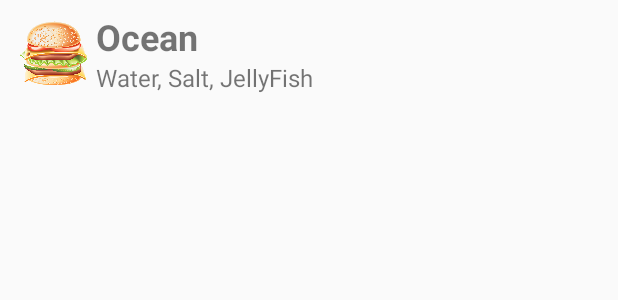
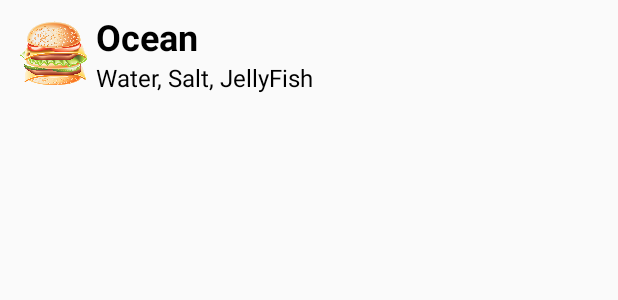
Before and after one commit to jswilder/Recipe, an Android app: the layout recipe_list_item.xml on its own in the app's theme, with its tools: preview values and no code run, on a phone screen of 412 x 824 dp. Shown: the top 300 px of the screen. Run offline under Robolectric (Android 15) with nearby library versions, the light colour scheme and no system bars.

Commit message:
ListView updates

```diff
--- a/app/src/main/res/layout/recipe_list_item.xml
+++ b/app/src/main/res/layout/recipe_list_item.xml
@@ -24,6 +24,8 @@
         android:id="@+id/Recipe_Name"
         android:textStyle="bold"
         android:layout_toRightOf="@+id/Recipe_Image"
+        android:text="Ocean"
+        android:textColor="@android:color/black"
         tools:text="Ocean"
         />
 
@@ -34,6 +36,8 @@
         android:textSize="16dp"
         android:layout_toRightOf="@+id/Recipe_Image"
         android:layout_below="@+id/Recipe_Name"
+        android:textColor="@android:color/black"
+        android:text="Water, salt"
         tools:text="Water, Salt, JellyFish"
         />
 
```
Also changed, not shown: app/src/main/java/odomobileapplicationdevelopment/recipe/MainActivity.java (+18 -13 lines), app/src/main/java/odomobileapplicationdevelopment/recipe/RecipeAdapter.java (+7 -4 lines).
